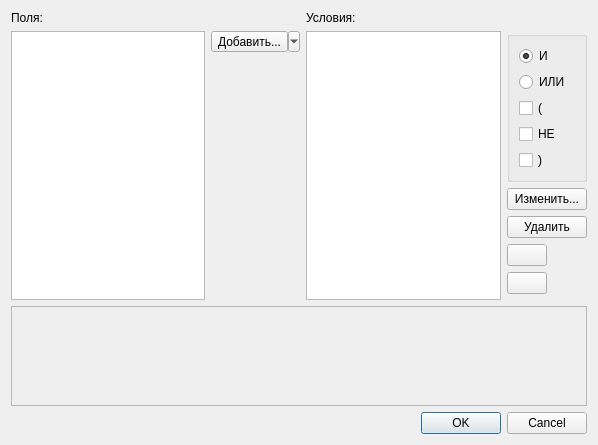
Old version of the form client/tqqrywid.ui in the repository sshmakov/Traquera.
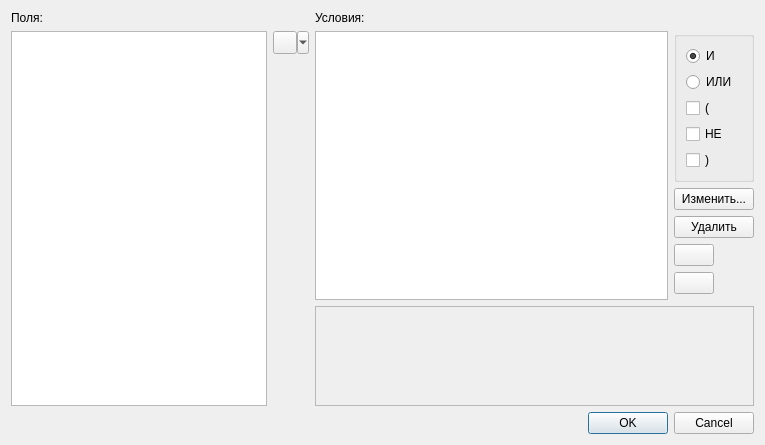
New version of the form. Icons and pictures are not drawn.

Diff of the .ui file:
```diff
--- a/client/tqqrywid.ui
+++ b/client/tqqrywid.ui
@@ -6,8 +6,8 @@
    <rect>
     <x>0</x>
     <y>0</y>
-    <width>598</width>
-    <height>428</height>
+    <width>765</width>
+    <height>442</height>
    </rect>
   </property>
   <property name="windowTitle">
@@ -27,37 +27,6 @@
        </property>
       </widget>
      </item>
-     <item row="8" column="0" colspan="5">
-      <widget class="QPlainTextEdit" name="pteQueryText">
-       <property name="enabled">
-        <bool>false</bool>
-       </property>
-       <property name="sizePolicy">
-        <sizepolicy hsizetype="Expanding" vsizetype="Maximum">
-         <horstretch>0</horstretch>
-         <verstretch>0</verstretch>
-        </sizepolicy>
-       </property>
-       <property name="minimumSize">
-        <size>
-         <width>0</width>
-         <height>100</height>
-        </size>
-       </property>
-       <property name="maximumSize">
-        <size>
-         <width>16777215</width>
-         <height>100</height>
-        </size>
-       </property>
-       <property name="baseSize">
-        <size>
-         <width>0</width>
-         <height>100</height>
-        </size>
-       </property>
-      </widget>
-     </item>
      <item row="6" column="3">
       <widget class="QPushButton" name="btnMoveDown">
        <property name="text">
@@ -117,7 +86,14 @@
       </widget>
      </item>
      <item row="1" column="2" rowspan="7">
-      <widget class="QListWidget" name="lwCond"/>
+      <widget class="QListWidget" name="lwCond">
+       <property name="sizePolicy">
+        <sizepolicy hsizetype="Expanding" vsizetype="Expanding">
+         <horstretch>2</horstretch>
+         <verstretch>0</verstretch>
+        </sizepolicy>
+       </property>
+      </widget>
      </item>
      <item row="3" column="3" colspan="2">
       <widget class="QPushButton" name="btnModify">
@@ -173,7 +149,7 @@
         </sizepolicy>
        </property>
        <property name="text">
-        <string>Добавить...</string>
+        <string/>
        </property>
        <property name="icon">
         <iconset resource="resources/tracks.qrc">
@@ -190,8 +166,46 @@
        </property>
       </widget>
      </item>
-     <item row="1" column="0" rowspan="7">
-      <widget class="QListWidget" name="lwFields"/>
+     <item row="1" column="0" rowspan="8">
+      <widget class="QListWidget" name="lwFields">
+       <property name="sizePolicy">
+        <sizepolicy hsizetype="Expanding" vsizetype="Expanding">
+         <horstretch>0</horstretch>
+         <verstretch>0</verstretch>
+        </sizepolicy>
+       </property>
+      </widget>
+     </item>
+     <item row="8" column="2" colspan="3">
+      <widget class="QPlainTextEdit" name="pteQueryText">
+       <property name="enabled">
+        <bool>false</bool>
+       </property>
+       <property name="sizePolicy">
+        <sizepolicy hsizetype="Expanding" vsizetype="Maximum">
+         <horstretch>0</horstretch>
+         <verstretch>0</verstretch>
+        </sizepolicy>
+       </property>
+       <property name="minimumSize">
+        <size>
+         <width>0</width>
+         <height>100</height>
+        </size>
+       </property>
+       <property name="maximumSize">
+        <size>
+         <width>16777215</width>
+         <height>100</height>
+        </size>
+       </property>
+       <property name="baseSize">
+        <size>
+         <width>0</width>
+         <height>100</height>
+        </size>
+       </property>
+      </widget>
      </item>
     </layout>
    </item>
```
Left out of the diff: 16 changed lines with no effect on the pictures.
